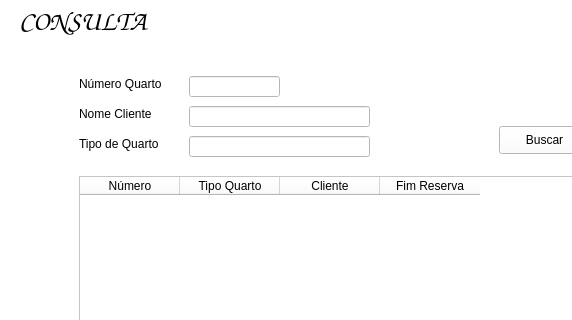
Old version of the form InterfaceGrafica/Hotel/menupainel.ui in the repository Caioww/Hotel; both pictures show x 371 to 943 and y 134 to 454 of the 1082 by 634 pixel window.
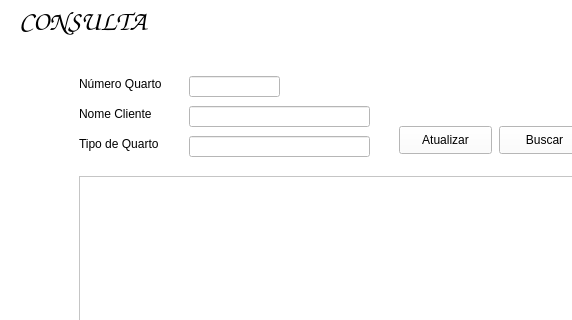
New version of the form. The open tabs and pages were chosen to show the change. Icons and pictures are not drawn.

The edit to the form file:
```diff
--- a/InterfaceGrafica/Hotel/menupainel.ui
+++ b/InterfaceGrafica/Hotel/menupainel.ui
@@ -878,35 +878,6 @@
      <property name="sortingEnabled">
       <bool>false</bool>
      </property>
-     <column>
-      <property name="text">
-       <string>Número</string>
-      </property>
-      <property name="foreground">
-       <brush brushstyle="SolidPattern">
-        <color alpha="255">
-         <red>0</red>
-         <green>0</green>
-         <blue>0</blue>
-        </color>
-       </brush>
-      </property>
-     </column>
-     <column>
-      <property name="text">
-       <string>Tipo Quarto</string>
-      </property>
-     </column>
-     <column>
-      <property name="text">
-       <string>Cliente</string>
-      </property>
-     </column>
-     <column>
-      <property name="text">
-       <string>Fim Reserva</string>
-      </property>
-     </column>
     </widget>
     <widget class="QPushButton" name="btnCancel">
      <property name="geometry">
@@ -1046,6 +1017,19 @@
       <string>Editar</string>
      </property>
     </widget>
+    <widget class="QPushButton" name="btnAtualizar">
+     <property name="geometry">
+      <rect>
+       <x>770</x>
+       <y>160</y>
+       <width>93</width>
+       <height>28</height>
+      </rect>
+     </property>
+     <property name="text">
+      <string>Atualizar</string>
+     </property>
+    </widget>
    </widget>
    <widget class="QWidget" name="page_5">
     <widget class="QPushButton" name="btnRenovar">
```
Left out of the diff: 12 changed lines with no effect on the pictures.
